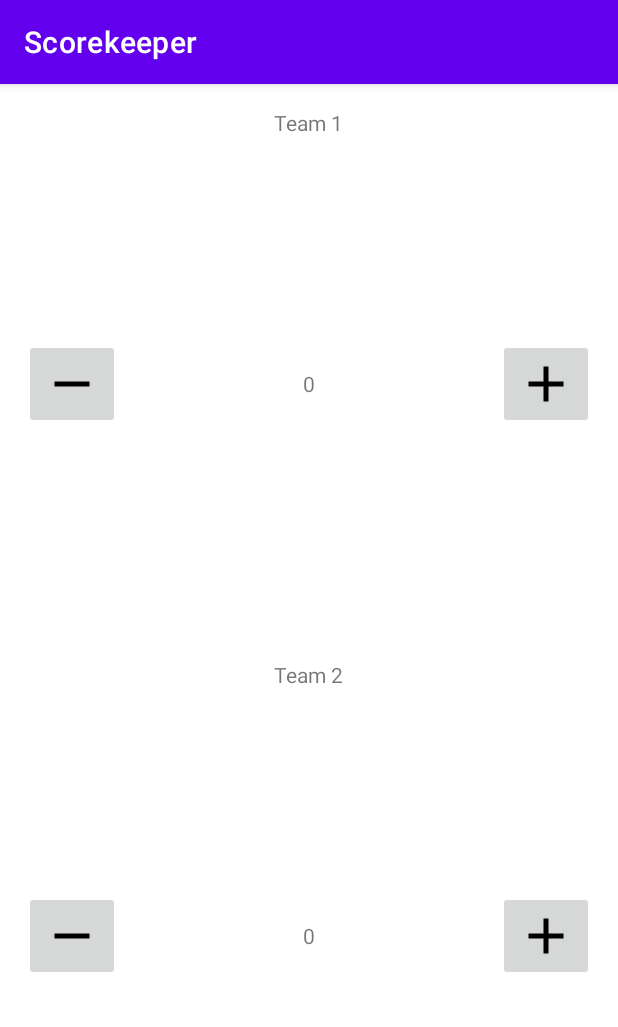
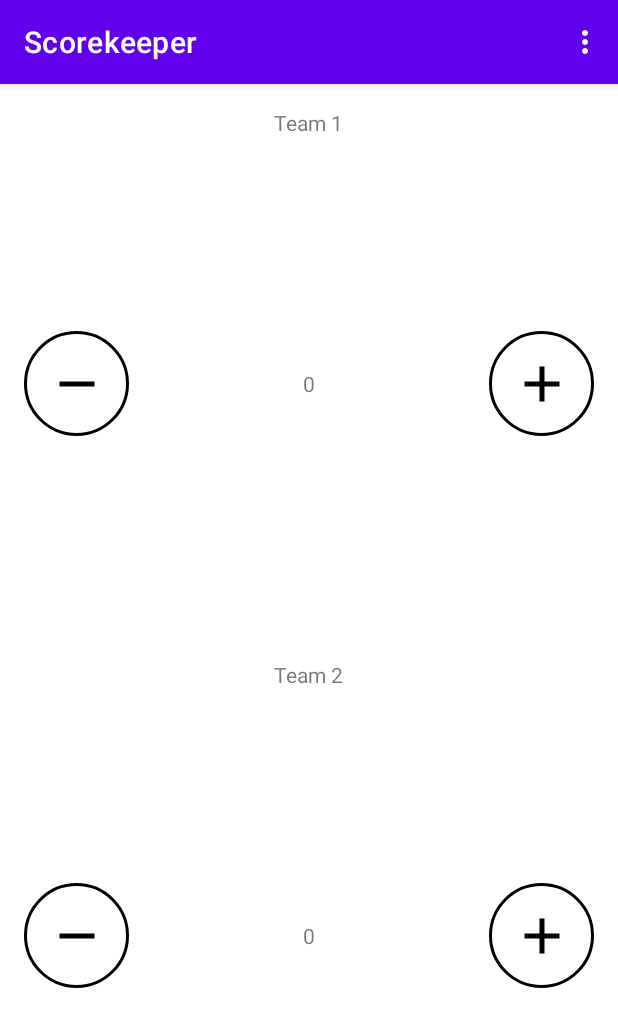
Before and after one commit to JanithGunathilake/Scorekeeper, an Android app: the screen it shows after launch (MainActivity), on a phone screen of 412 x 824 dp. Shown: the top 1027 px of the screen. Run offline under Robolectric (Android 15) with nearby library versions, the phone set to English and light mode, and no system bars.

Commit message:
task 1, 2, 3, 4 done

```diff
--- a/app/build.gradle
+++ b/app/build.gradle
@@ -5,7 +5,7 @@ plugins {
 
 android {
     namespace 'com.example.scorekeeper'
-    compileSdk 32
+    compileSdk 33
 
     defaultConfig {
         applicationId "com.example.scorekeeper"
--- a/app/src/main/java/com/example/scorekeeper/MainActivity.kt
+++ b/app/src/main/java/com/example/scorekeeper/MainActivity.kt
@@ -1,9 +1,12 @@
 package com.example.scorekeeper
 
 import android.os.Bundle
+import android.view.Menu
+import android.view.MenuItem
 import android.view.View
 import android.widget.TextView
 import androidx.appcompat.app.AppCompatActivity
+import androidx.appcompat.app.AppCompatDelegate
 
 
 class MainActivity : AppCompatActivity() {
@@ -52,6 +55,11 @@ class MainActivity : AppCompatActivity() {
         }
     }
 
+    override fun onCreateOptionsMenu(menu: Menu?): Boolean {
+        getMenuInflater().inflate(R.menu.main_menu, menu);
+        return super.onCreateOptionsMenu(menu)
+    }
+
     /**
      * Method that handles the onClick of both the increment buttons
      * @param view The button view that was clicked
@@ -75,5 +83,24 @@ class MainActivity : AppCompatActivity() {
         }
     }
 
+    override fun onOptionsItemSelected(item: MenuItem): Boolean {
+        // Check if the correct item was clicked
+        if (item.itemId == R.id.night_mode) {
+            // Get the night mode state of the app.
+            val nightMode = AppCompatDelegate.getDefaultNightMode()
+            // Set the theme mode for the restarted activity.
+            if (nightMode == AppCompatDelegate.MODE_NIGHT_YES) {
+                AppCompatDelegate.setDefaultNightMode(AppCompatDelegate.MODE_NIGHT_NO)
+            } else {
+                AppCompatDelegate.setDefaultNightMode(AppCompatDelegate.MODE_NIGHT_YES)
+            }
+            // Recreate the activity for the theme change to take effect.
+            recreate()
+        }
+
+        return true
+    }
+
+
 
 }
--- /dev/null
+++ b/app/src/main/res/drawable/button_background.xml
@@ -0,0 +1,8 @@
+<?xml version="1.0" encoding="utf-8"?>
+<shape
+    xmlns:android="http://schemas.android.com/apk/res/android"
+    android:shape="oval">
+    <stroke
+        android:width="2dp"
+        android:color="@color/colorPrimary"/>
+</shape>
--- a/app/src/main/res/layout/activity_main.xml
+++ b/app/src/main/res/layout/activity_main.xml
@@ -21,14 +21,15 @@
 
         <ImageButton
             android:id="@+id/decreaseTeam1"
-            android:layout_width="wrap_content"
-            android:layout_height="wrap_content"
+            android:layout_width="@dimen/button_size"
+            android:layout_height="@dimen/button_size"
             android:layout_alignParentStart="true"
             android:layout_alignParentLeft="true"
             android:layout_centerVertical="true"
+            android:background="@drawable/button_background"
             android:contentDescription="@string/minus_button_description"
-            android:src="@drawable/ic_minus"
-            android:onClick="decreaseScore"/>
+            android:onClick="decreaseScore"
+            android:src="@drawable/ic_minus" />
 
         <TextView
             android:id="@+id/score_1"
@@ -39,14 +40,15 @@
 
         <ImageButton
             android:id="@+id/increaseTeam1"
-            android:layout_width="wrap_content"
-            android:layout_height="wrap_content"
+            android:layout_width="@dimen/button_size"
+            android:layout_height="@dimen/button_size"
             android:layout_alignParentEnd="true"
             android:layout_alignParentRight="true"
             android:layout_centerVertical="true"
+            android:background="@drawable/button_background"
             android:contentDescription="@string/plus_button_description"
-            android:src="@drawable/ic_plus"
-            android:onClick="increaseScore"/>
+            android:onClick="increaseScore"
+            android:src="@drawable/ic_plus" />
     </RelativeLayout>
 
     <RelativeLayout
@@ -63,14 +65,15 @@
 
         <ImageButton
             android:id="@+id/decreaseTeam2"
-            android:layout_width="wrap_content"
-            android:layout_height="wrap_content"
+            android:layout_width="@dimen/button_size"
+            android:layout_height="@dimen/button_size"
+            android:layout_alignParentStart="true"
             android:layout_alignParentLeft="true"
-            android:layout_alignParentStart="true"
             android:layout_centerVertical="true"
-            android:src="@drawable/ic_minus"
-            android:contentDescription= "@string/minus_button_description"
-            android:onClick="decreaseScore"/>
+            android:background="@drawable/button_background"
+            android:contentDescription="@string/minus_button_description"
+            android:onClick="decreaseScore"
+            android:src="@drawable/ic_minus" />
 
         <TextView
             android:id="@+id/score_2"
@@ -82,13 +85,14 @@
 
         <ImageButton
             android:id="@+id/increaseTeam2"
-            android:layout_width="wrap_content"
-            android:layout_height="wrap_content"
+            android:layout_width="70dp"
+            android:layout_height="@dimen/button_size"
             android:layout_alignParentEnd="true"
             android:layout_alignParentRight="true"
             android:layout_centerVertical="true"
-            android:src="@drawable/ic_plus"
-            android:contentDescription= "@string/plus_button_description"
-            android:onClick="increaseScore"/>
+            android:background="@drawable/button_background"
+            android:contentDescription="@string/plus_button_description"
+            android:onClick="increaseScore"
+            android:src="@drawable/ic_plus" />
     </RelativeLayout>
 </LinearLayout>
--- /dev/null
+++ b/app/src/main/res/menu/main_menu.xml
@@ -0,0 +1,6 @@
+<?xml version="1.0" encoding="utf-8"?>
+    <menu xmlns:android="http://schemas.android.com/apk/res/android">
+    <item
+        android:id="@+id/night_mode"
+        android:title="@string/night_mode"/>
+    </menu>
--- a/app/src/main/res/values/colors.xml
+++ b/app/src/main/res/values/colors.xml
@@ -7,4 +7,7 @@
     <color name="teal_700">#FF018786</color>
     <color name="black">#FF000000</color>
     <color name="white">#FFFFFFFF</color>
+    <color name="colorPrimary">#000000</color>
+    <color name="colorPrimaryDark">#C80606</color>
+    <color name="colorAccent">#EE001BFF</color>
 </resources>
--- /dev/null
+++ b/app/src/main/res/values/dimens.xml
@@ -0,0 +1,4 @@
+<?xml version="1.0" encoding="utf-8"?>
+<resources>
+    <dimen name="button_size">70dp</dimen>
+</resources>
--- a/app/src/main/res/values/strings.xml
+++ b/app/src/main/res/values/strings.xml
@@ -5,4 +5,6 @@
     <string name="initial_count">0</string>
     <string name="plus_button_description">Plus Button</string>
     <string name="team_2">Team 2</string>
+    <string name="night_mode">Night Mode</string>
+    <string name="day_mode">Day Mode</string>
 </resources>
```
Also changed, not shown: app/src/main/res/values/style.xml (added, +32 -0 lines).
